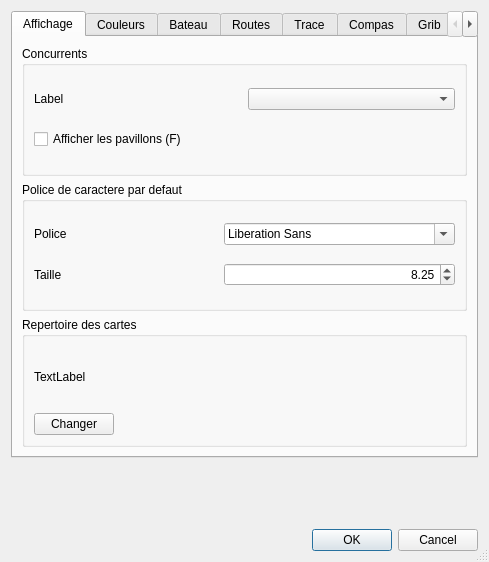
Old version of the form src/Ui/paramVLM.ui in the repository nohal/qtVlm.
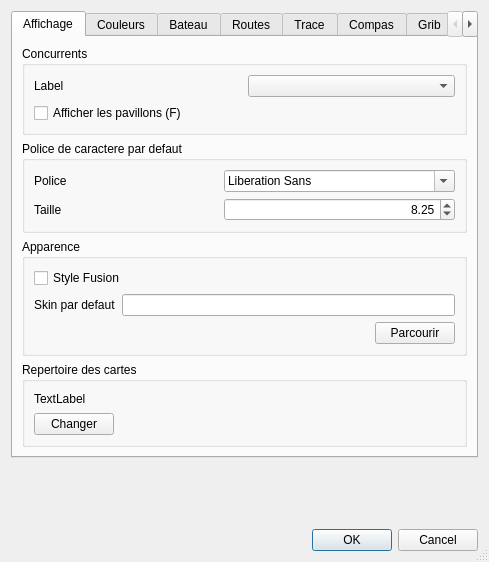
New version of the form. Icons and pictures are not drawn.

```diff
--- a/src/Ui/paramVLM.ui
+++ b/src/Ui/paramVLM.ui
@@ -117,6 +117,68 @@
          </layout>
         </widget>
        </item>
+       <item>
+        <widget class="QGroupBox" name="groupBox_12">
+         <property name="title">
+          <string>Apparence</string>
+         </property>
+         <layout class="QVBoxLayout" name="verticalLayout_3">
+          <item>
+           <widget class="QCheckBox" name="chkFusion">
+            <property name="toolTip">
+             <string>Redemarrage de qtVlm necessaire</string>
+            </property>
+            <property name="text">
+             <string>Style Fusion</string>
+            </property>
+           </widget>
+          </item>
+          <item>
+           <layout class="QHBoxLayout" name="horizontalLayout_14">
+            <item>
+             <widget class="QLabel" name="label_26">
+              <property name="text">
+               <string>Skin par defaut</string>
+              </property>
+             </widget>
+            </item>
+            <item>
+             <widget class="QLineEdit" name="edt_skinFile"/>
+            </item>
+           </layout>
+          </item>
+          <item>
+           <layout class="QHBoxLayout" name="horizontalLayout_15">
+            <item>
+             <spacer name="horizontalSpacer_4">
+              <property name="orientation">
+               <enum>Qt::Horizontal</enum>
+              </property>
+              <property name="sizeHint" stdset="0">
+               <size>
+                <width>40</width>
+                <height>20</height>
+               </size>
+              </property>
+             </spacer>
+            </item>
+            <item>
+             <widget class="QPushButton" name="btn_browseSkin">
+              <property name="text">
+               <string>Parcourir</string>
+              </property>
+             </widget>
+            </item>
+           </layout>
+          </item>
+         </layout>
+         <zorder>chkFusion</zorder>
+         <zorder>edt_gribFolder_2</zorder>
+         <zorder>label_25</zorder>
+         <zorder>layoutWidget</zorder>
+         <zorder>layoutWidget_2</zorder>
+        </widget>
+       </item>
        <item>
         <widget class="QGroupBox" name="groupBox_15">
          <property name="title">
```
Left out of the diff: 5 changed lines with no effect on the pictures.
